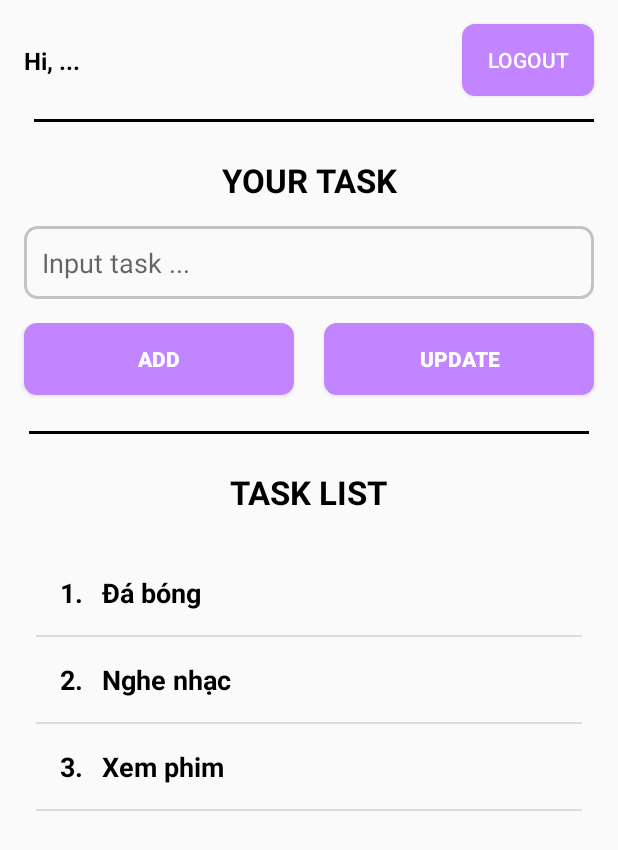
After one commit to iuh-learning/task-list-application, an Android app: the FragmentItemTaskList screen opened directly, with no data from a screen before it, on a phone screen of 412 x 824 dp. The commit adds this screen. Shown: the top 850 px of the screen. Run offline under Robolectric (Android 15) with nearby library versions, the phone set to English and light mode, and no system bars.

Commit message:
task_list

```diff
--- a/app/build.gradle
+++ b/app/build.gradle
@@ -32,6 +32,7 @@ dependencies {
     implementation 'androidx.appcompat:appcompat:1.2.0'
     implementation 'com.google.android.material:material:1.5.0'
     implementation 'androidx.constraintlayout:constraintlayout:2.1.3'
+    implementation 'androidx.legacy:legacy-support-v4:1.0.0'
     testImplementation 'junit:junit:4.13.2'
     androidTestImplementation 'androidx.test.ext:junit:1.1.3'
     androidTestImplementation 'androidx.test.espresso:espresso-core:3.4.0'
--- /dev/null
+++ b/app/src/main/java/fit/android/app/FragmentItemTaskList.java
@@ -0,0 +1,68 @@
+package fit.android.app;
+
+import android.os.Bundle;
+
+import androidx.fragment.app.Fragment;
+
+import android.view.LayoutInflater;
+import android.view.View;
+import android.view.ViewGroup;
+import android.widget.ListView;
+
+import java.util.ArrayList;
+import java.util.List;
+
+public class FragmentItemTaskList extends Fragment {
+
+    private static final String ARG_PARAM1 = "param1";
+    private static final String ARG_PARAM2 = "param2";
+
+    // TODO: Rename and change types of parameters
+    private String mParam1;
+    private String mParam2;
+
+    public FragmentItemTaskList() {
+        // Required empty public constructor
+    }
+
+    public static FragmentItemTaskList newInstance(String param1, String param2) {
+        FragmentItemTaskList fragment = new FragmentItemTaskList();
+        Bundle args = new Bundle();
+        args.putString(ARG_PARAM1, param1);
+        args.putString(ARG_PARAM2, param2);
+        fragment.setArguments(args);
+        return fragment;
+    }
+
+    @Override
+    public void onCreate(Bundle savedInstanceState) {
+        super.onCreate(savedInstanceState);
+        if (getArguments() != null) {
+            mParam1 = getArguments().getString(ARG_PARAM1);
+            mParam2 = getArguments().getString(ARG_PARAM2);
+        }
+    }
+
+    private TaskListAdapter adapter;
+    private List<ItemTaskList> listItems;
+    private ListView listView;
+
+    @Override
+    public View onCreateView(LayoutInflater inflater, ViewGroup container,
+                             Bundle savedInstanceState) {
+        View view = inflater.inflate(R.layout.fragment_item_task_list, container, false);
+
+        // find id
+        listView = view.findViewById(R.id.idListViewTaskList);
+
+        listItems = new ArrayList<>();
+        listItems.add(new ItemTaskList(1, "Đá bóng"));
+        listItems.add(new ItemTaskList(2, "Nghe nhạc"));
+        listItems.add(new ItemTaskList(3, "Xem phim"));
+
+        adapter = new TaskListAdapter(getActivity(), R.layout.custom_item_list_view, listItems);
+        listView.setAdapter(adapter);
+
+        return view;
+    }
+}
--- /dev/null
+++ b/app/src/main/java/fit/android/app/ItemTaskList.java
@@ -0,0 +1,29 @@
+package fit.android.app;
+
+public class ItemTaskList {
+
+    private int id;
+    private String nameTask;
+
+    // Constructor
+    public ItemTaskList(int id, String nameTask) {
+        this.id = id;
+        this.nameTask = nameTask;
+    }
+
+    public int getId() {
+        return id;
+    }
+
+    public void setId(int id) {
+        this.id = id;
+    }
+
+    public String getNameTask() {
+        return nameTask;
+    }
+
+    public void setNameNameTask(String nameTask) {
+        this.nameTask = nameTask;
+    }
+}
--- a/app/src/main/java/fit/android/app/MainActivity.java
+++ b/app/src/main/java/fit/android/app/MainActivity.java
@@ -2,15 +2,27 @@ package fit.android.app;
 
 import androidx.appcompat.app.AppCompatActivity;
 
+import android.content.Intent;
 import android.os.Bundle;
+import android.view.View;
+import android.widget.Button;
 
 public class MainActivity extends AppCompatActivity {
+
+    private Button btnLogin;
 
     @Override
     protected void onCreate(Bundle savedInstanceState) {
         super.onCreate(savedInstanceState);
         setContentView(R.layout.activity_main);
 
-        //tran
+        btnLogin = findViewById(R.id.btnLogin);
+        btnLogin.setOnClickListener(new View.OnClickListener() {
+            @Override
+            public void onClick(View view) {
+                Intent intent = new Intent(MainActivity.this, MainActivity_TaskList.class);
+                startActivity(intent);
+            }
+        });
     }
 }
--- /dev/null
+++ b/app/src/main/java/fit/android/app/MainActivity_TaskList.java
@@ -0,0 +1,20 @@
+package fit.android.app;
+
+import androidx.appcompat.app.AppCompatActivity;
+
+import android.os.Bundle;
+
+public class MainActivity_TaskList extends AppCompatActivity {
+
+    @Override
+    protected void onCreate(Bundle savedInstanceState) {
+        super.onCreate(savedInstanceState);
+        setContentView(R.layout.activity_main_task_list);
+
+        // Render --> UI Listview (reload listview)
+        FragmentItemTaskList fragmentItemTaskList = new FragmentItemTaskList();
+        getSupportFragmentManager().beginTransaction()
+                .add(R.id.idFrameLayoutTaskList, fragmentItemTaskList, "Fragment item task-list")
+                .commit();
+    }
+}
--- /dev/null
+++ b/app/src/main/java/fit/android/app/TaskListAdapter.java
@@ -0,0 +1,65 @@
+package fit.android.app;
+
+import android.content.Context;
+import android.view.LayoutInflater;
+import android.view.View;
+import android.view.ViewGroup;
+import android.widget.BaseAdapter;
+import android.widget.TextView;
+
+import java.util.List;
+
+public class TaskListAdapter extends BaseAdapter {
+
+    private Context context;
+    private int idLayout;
+    private List<ItemTaskList> listItems;
+    private int index = -1;
+
+    // Constructor
+    public TaskListAdapter(Context context, int idLayout, List<ItemTaskList> listItems) {
+        this.context = context;
+        this.idLayout = idLayout;
+        this.listItems = listItems;
+    }
+
+    @Override
+    public int getCount() {
+        if(listItems.size() != 0 && !listItems.isEmpty()) {
+            return listItems.size();
+        }
+
+        return 0;
+    }
+
+    @Override
+    public Object getItem(int i) {
+        return null;
+    }
+
+    @Override
+    public long getItemId(int i) {
+        return 0;
+    }
+
+    @Override
+    public View getView(int i, View view, ViewGroup viewGroup) {
+        if(view == null) {
+            view = LayoutInflater.from(viewGroup.getContext()).inflate(idLayout, viewGroup, false);
+        }
+
+        // find id
+        TextView txtID = view.findViewById(R.id.txtID);
+        TextView txtNameTask = view.findViewById(R.id.txtNameTask);
+
+        final ItemTaskList itemTaskList = listItems.get(i);
+
+        if(listItems != null && !listItems.isEmpty()) {
+            // set tv
+            txtID.setText(String.valueOf(itemTaskList.getId()) + ". ");
+            txtNameTask.setText(itemTaskList.getNameTask());
+        }
+
+        return view;
+    }
+}
--- /dev/null
+++ b/app/src/main/res/drawable/custom_border_input_task.xml
@@ -0,0 +1,8 @@
+<?xml version="1.0" encoding="utf-8"?>
+<shape android:shape="rectangle" xmlns:android="http://schemas.android.com/apk/res/android">
+
+<!--    <solid android:color="#ffffff"/>-->
+    <corners android:radius="8dp" />
+    <stroke android:width="2dp"
+        android:color="#C3C3C3"/>
+</shape>
--- /dev/null
+++ b/app/src/main/res/drawable/custom_button_add_task.xml
@@ -0,0 +1,18 @@
+<?xml version="1.0" encoding="utf-8"?>
+<shape xmlns:android="http://schemas.android.com/apk/res/android"
+    android:shape="rectangle" >
+
+    <corners
+        android:bottomLeftRadius="8dp"
+        android:bottomRightRadius="8dp"
+        android:radius="0.1dp"
+        android:topLeftRadius="8dp"
+        android:topRightRadius="8dp" />
+
+    <solid android:color="#FFFFFF" />
+
+    <stroke
+        android:width="1dp"
+        android:color="#E8E6E7" />
+
+</shape>
--- a/app/src/main/res/layout/activity_main.xml
+++ b/app/src/main/res/layout/activity_main.xml
@@ -48,7 +48,7 @@
         app:layout_constraintTop_toBottomOf="@+id/textView" />
 
     <Button
-        android:id="@+id/button"
+        android:id="@+id/btnLogin"
         android:layout_width="0dp"
         android:layout_height="78dp"
         android:layout_marginStart="24dp"
--- /dev/null
+++ b/app/src/main/res/layout/activity_main_task_list.xml
@@ -0,0 +1,139 @@
+<?xml version="1.0" encoding="utf-8"?>
+<androidx.constraintlayout.widget.ConstraintLayout xmlns:android="http://schemas.android.com/apk/res/android"
+    xmlns:app="http://schemas.android.com/apk/res-auto"
+    xmlns:tools="http://schemas.android.com/tools"
+    android:layout_width="match_parent"
+    android:layout_height="match_parent"
+    tools:context=".MainActivity_TaskList">
+
+    <View
+        android:id="@+id/viewLine2"
+        android:layout_width="373dp"
+        android:layout_height="2dp"
+        android:layout_marginTop="24dp"
+        android:background="@color/black"
+        app:layout_constraintEnd_toEndOf="@+id/btnUpdate"
+        app:layout_constraintStart_toStartOf="@+id/btnAdd"
+        app:layout_constraintTop_toBottomOf="@+id/btnAdd" />
+
+    <TextView
+        android:id="@+id/txtName"
+        android:layout_width="wrap_content"
+        android:layout_height="wrap_content"
+        android:layout_marginStart="16dp"
+        android:text="Hi, ..."
+        android:textColor="@color/black"
+        android:textSize="16sp"
+        android:textStyle="bold"
+        app:layout_constraintBottom_toBottomOf="@+id/btnLogOut"
+        app:layout_constraintStart_toStartOf="parent"
+        app:layout_constraintTop_toTopOf="@+id/btnLogOut" />
+
+    <Button
+        android:id="@+id/btnLogOut"
+        android:layout_width="wrap_content"
+        android:layout_height="wrap_content"
+        android:layout_marginTop="16dp"
+        android:layout_marginEnd="16dp"
+        android:background="@drawable/custom_button_add_task"
+        android:backgroundTint="#C284FF"
+        android:text="Logout"
+        android:textColor="@color/white"
+        app:layout_constraintEnd_toEndOf="parent"
+        app:layout_constraintTop_toTopOf="parent" />
+
+    <View
+        android:id="@+id/viewLine"
+        android:layout_width="373dp"
+        android:layout_height="2dp"
+        android:layout_marginTop="28dp"
+        android:background="@color/black"
+        app:layout_constraintEnd_toEndOf="@+id/btnLogOut"
+        app:layout_constraintHorizontal_bias="1.0"
+        app:layout_constraintStart_toStartOf="@+id/txtName"
+        app:layout_constraintTop_toBottomOf="@+id/txtName" />
+
+    <TextView
+        android:id="@+id/txtYourTask"
+        android:layout_width="wrap_content"
+        android:layout_height="wrap_content"
+        android:layout_marginTop="24dp"
+        android:text="YOUR TASK"
+        android:textColor="@color/black"
+        android:textSize="22sp"
+        android:textStyle="bold"
+        app:layout_constraintEnd_toEndOf="parent"
+        app:layout_constraintStart_toStartOf="parent"
+        app:layout_constraintTop_toBottomOf="@+id/viewLine" />
+
+    <EditText
+        android:id="@+id/edtTask"
+        android:layout_width="0dp"
+        android:layout_height="wrap_content"
+        android:layout_marginStart="16dp"
+        android:layout_marginTop="16dp"
+        android:layout_marginEnd="16dp"
+        android:background="@drawable/custom_border_input_task"
+        android:ems="10"
+        android:hint="Input task ..."
+        android:inputType="textPersonName"
+        android:padding="12dp"
+        app:layout_constraintEnd_toEndOf="parent"
+        app:layout_constraintStart_toStartOf="parent"
+        app:layout_constraintTop_toBottomOf="@+id/txtYourTask" />
+
+    <Button
+        android:id="@+id/btnAdd"
+        android:layout_width="180dp"
+        android:layout_height="wrap_content"
+        android:layout_marginTop="16dp"
+        android:background="@drawable/custom_button_add_task"
+        android:backgroundTint="#C284FF"
+        android:text="Add"
+        android:textColor="@color/white"
+        android:textStyle="bold"
+        app:layout_constraintStart_toStartOf="@+id/edtTask"
+        app:layout_constraintTop_toBottomOf="@+id/edtTask" />
+
+    <Button
+        android:id="@+id/btnUpdate"
+        android:layout_width="180dp"
+        android:layout_height="wrap_content"
+        android:background="@drawable/custom_button_add_task"
+        android:backgroundTint="#C284FF"
+        android:text="Update"
+        android:textColor="@color/white"
+        android:textStyle="bold"
+        app:layout_constraintBottom_toBottomOf="@+id/btnAdd"
+        app:layout_constraintEnd_toEndOf="@+id/edtTask"
+        app:layout_constraintTop_toTopOf="@+id/btnAdd" />
+
+    <TextView
+        android:id="@+id/txtTaskList"
+        android:layout_width="wrap_content"
+        android:layout_height="wrap_content"
+        android:layout_marginTop="24dp"
+        android:text="TASK LIST"
+        android:textColor="@color/black"
+        android:textSize="22sp"
+        android:textStyle="bold"
+        app:layout_constraintEnd_toEndOf="parent"
+        app:layout_constraintStart_toStartOf="parent"
+        app:layout_constraintTop_toBottomOf="@+id/viewLine2" />
+
+    <FrameLayout
+        android:id="@+id/idFrameLayoutTaskList"
+        android:layout_width="0dp"
+        android:layout_height="0dp"
+        android:layout_marginStart="8dp"
+        android:layout_marginTop="8dp"
+        android:layout_marginEnd="8dp"
+        android:layout_marginBottom="8dp"
+        app:layout_constraintBottom_toBottomOf="parent"
+        app:layout_constraintEnd_toEndOf="parent"
+        app:layout_constraintStart_toStartOf="parent"
+        app:layout_constraintTop_toBottomOf="@+id/txtTaskList">
+
+    </FrameLayout>
+
+</androidx.constraintlayout.widget.ConstraintLayout>
--- /dev/null
+++ b/app/src/main/res/layout/custom_item_list_view.xml
@@ -0,0 +1,36 @@
+<?xml version="1.0" encoding="utf-8"?>
+<androidx.constraintlayout.widget.ConstraintLayout xmlns:android="http://schemas.android.com/apk/res/android"
+    xmlns:app="http://schemas.android.com/apk/res-auto"
+    xmlns:tools="http://schemas.android.com/tools"
+    android:layout_width="match_parent"
+    android:layout_height="wrap_content"
+    android:layout_margin="16dp">
+
+    <TextView
+        android:id="@+id/txtID"
+        android:layout_width="wrap_content"
+        android:layout_height="wrap_content"
+        android:layout_marginStart="16dp"
+        android:layout_marginTop="16dp"
+        android:layout_marginBottom="16dp"
+        android:text="ID. "
+        android:textColor="@color/black"
+        android:textSize="18sp"
+        android:textStyle="bold"
+        app:layout_constraintBottom_toBottomOf="parent"
+        app:layout_constraintStart_toStartOf="parent"
+        app:layout_constraintTop_toTopOf="parent" />
+
+    <TextView
+        android:id="@+id/txtNameTask"
+        android:layout_width="wrap_content"
+        android:layout_height="wrap_content"
+        android:layout_marginStart="8dp"
+        android:text="NAME TASK"
+        android:textColor="@color/black"
+        android:textSize="18sp"
+        android:textStyle="bold"
+        app:layout_constraintBottom_toBottomOf="@+id/txtID"
+        app:layout_constraintStart_toEndOf="@+id/txtID"
+        app:layout_constraintTop_toTopOf="@+id/txtID" />
+</androidx.constraintlayout.widget.ConstraintLayout>
--- /dev/null
+++ b/app/src/main/res/layout/fragment_item_task_list.xml
@@ -0,0 +1,21 @@
+<?xml version="1.0" encoding="utf-8"?>
+<androidx.constraintlayout.widget.ConstraintLayout xmlns:android="http://schemas.android.com/apk/res/android"
+    xmlns:app="http://schemas.android.com/apk/res-auto"
+    xmlns:tools="http://schemas.android.com/tools"
+    android:layout_width="match_parent"
+    android:layout_height="match_parent"
+    tools:context=".FragmentItemTaskList">
+
+    <ListView
+        android:id="@+id/idListViewTaskList"
+        android:layout_width="0dp"
+        android:layout_height="match_parent"
+        android:layout_marginStart="16dp"
+        android:layout_marginTop="16dp"
+        android:layout_marginEnd="16dp"
+        android:layout_marginBottom="16dp"
+        app:layout_constraintBottom_toBottomOf="parent"
+        app:layout_constraintEnd_toEndOf="parent"
+        app:layout_constraintStart_toStartOf="parent"
+        app:layout_constraintTop_toTopOf="parent" />
+</androidx.constraintlayout.widget.ConstraintLayout>
--- a/app/src/main/res/values/strings.xml
+++ b/app/src/main/res/values/strings.xml
@@ -1,3 +1,5 @@
 <resources>
     <string name="app_name">task-management-application</string>
+    <!-- TODO: Remove or change this placeholder text -->
+    <string name="hello_blank_fragment">Hello blank fragment</string>
 </resources>
```
Also changed, not shown: app/src/main/AndroidManifest.xml (+6 -3 lines).
